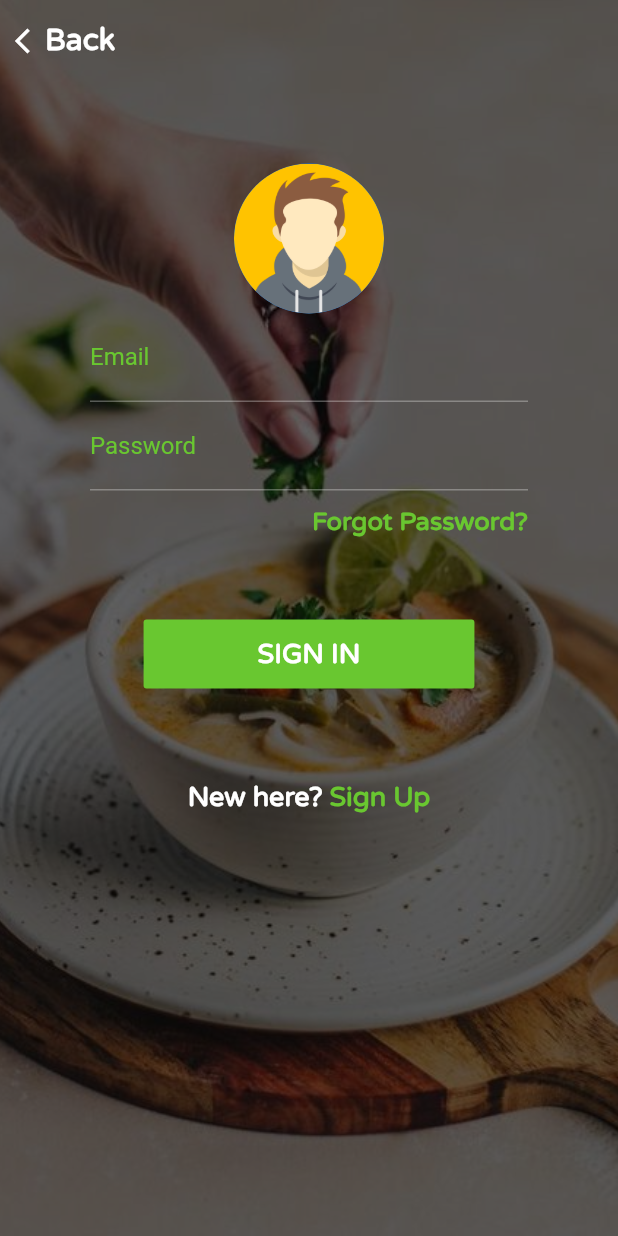
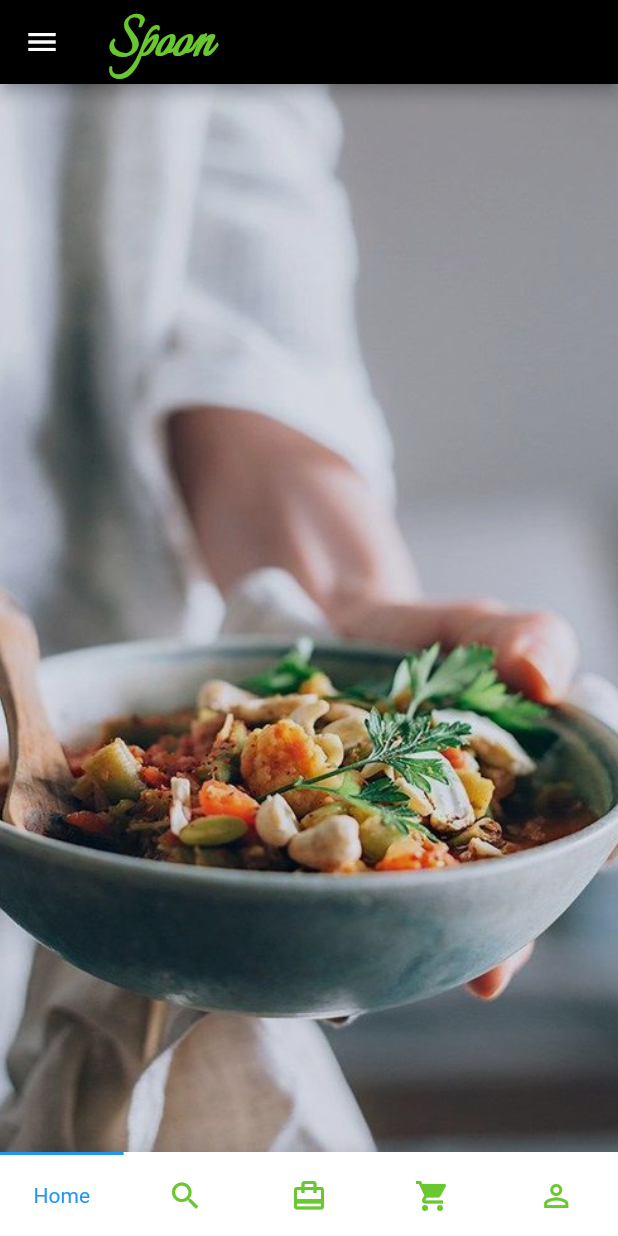
Before and after one commit to nishantmg/project_ui, a Flutter app: the LoginScreen screen opened by its route, after a tap on "SIGN IN", on a phone screen of 412 x 824 dp. Run offline on Flutter 3.47's test engine with Material 2 defaults, Android fonts, the phone set to English and light mode, and no system bars; drawn by our look-alikes of titled_navigation_bar.

Commit message:
drawer added , bottom tabbar added and home screeen added

```diff
--- a/lib/constants.dart
+++ b/lib/constants.dart
@@ -14,8 +14,8 @@ const kLogoTextStyle = TextStyle(
   fontFamily: "Italianno",
 );
 
-const kSloganTextStyle = TextStyle(
-  color: Colors.white,
+const kTextStyle = TextStyle(
+  color: Color(0xFF69c730),
   fontWeight: FontWeight.bold,
   fontSize: 20.0,
   fontFamily: "Varela Round",
--- a/lib/main.dart
+++ b/lib/main.dart
@@ -1,5 +1,6 @@
 import 'package:flutter/material.dart';
 import 'package:food_delivery/ui/pages/login_screen.dart';
+import 'package:food_delivery/ui/pages/main_screen.dart';
 import 'package:food_delivery/ui/pages/signup_screen.dart';
 import 'package:food_delivery/ui/pages/welcome_screen.dart';
 
@@ -14,14 +15,15 @@ class MyApp extends StatelessWidget {
     return MaterialApp(
       title: 'Food Delivery',
       theme: ThemeData(
-        primarySwatch: Colors.blue,
+        primaryColor: Colors.black,
         visualDensity: VisualDensity.adaptivePlatformDensity,
       ),
       initialRoute: WelcomeScreen.id,
       routes: {
         WelcomeScreen.id : (context)=> WelcomeScreen(),
         SignUpScreen.id: (context)=> SignUpScreen(),
-        LoginScreen.id:(context)=> LoginScreen()
+        LoginScreen.id:(context)=> LoginScreen(),
+        MainScreen.id:(context)=>MainScreen()
       },
     );
   }
--- /dev/null
+++ b/lib/ui/pages/home_screen.dart
@@ -0,0 +1,32 @@
+import 'package:flutter/cupertino.dart';
+import 'package:flutter/material.dart';
+
+class HomeScreen extends StatefulWidget {
+  static String id = "home_screen";
+  @override
+  _HomeScreenState createState() => _HomeScreenState();
+}
+
+class _HomeScreenState extends State<HomeScreen> {
+  @override
+  Widget build(BuildContext context) {
+    return Scaffold(
+      body: SafeArea(
+        child: Stack(
+          children: [
+            Container(
+              decoration: BoxDecoration(
+                image: DecorationImage(
+                    colorFilter: new ColorFilter.mode(
+                        Colors.black.withOpacity(0.1), BlendMode.srcATop),
+                  image: AssetImage("assets/images/background2.jpg"),
+                  fit: BoxFit.cover
+                )
+              ),
+            )
+          ],
+        ),
+      ),
+    );
+  }
+}
--- a/lib/ui/pages/login_screen.dart
+++ b/lib/ui/pages/login_screen.dart
@@ -1,5 +1,6 @@
 import 'package:flutter/material.dart';
 import 'package:food_delivery/constants.dart';
+import 'package:food_delivery/ui/pages/main_screen.dart';
 import 'package:food_delivery/ui/pages/signup_screen.dart';
 
 class LoginScreen extends StatefulWidget {
@@ -40,7 +41,7 @@ class _LoginScreenState extends State<LoginScreen> {
                           size: 20.0,
                         ),
                         Text("Back",
-                          style: kSloganTextStyle.copyWith(
+                          style: kTextStyle.copyWith(
                               color: Colors.white
                           ),
                         )
@@ -78,7 +79,7 @@ class _LoginScreenState extends State<LoginScreen> {
                             mainAxisAlignment: MainAxisAlignment.end,
                             children: [
                               Text("Forgot Password?",
-                                style: kSloganTextStyle.copyWith(
+                                style: kTextStyle.copyWith(
                                     fontSize: 17,
                                     color: Color(0xFF69c730)
                                 ),
@@ -98,7 +99,7 @@ class _LoginScreenState extends State<LoginScreen> {
                           ),
                         ),
                         onPressed: () {
-                          // Navigator.pushNamed(context, SignUpScreen.id);
+                          Navigator.pushNamed(context, MainScreen.id);
                         },
                       ),
                       SizedBox(height: 60.0,),
@@ -110,13 +111,13 @@ class _LoginScreenState extends State<LoginScreen> {
                           mainAxisAlignment: MainAxisAlignment.center,
                           children: [
                             Text("New here?",
-                              style: kSloganTextStyle.copyWith(
+                              style: kTextStyle.copyWith(
                                   color: Colors.white,
                                   fontSize: 18.0
                               ),
                             ),
                             Text(" Sign Up",
-                              style: kSloganTextStyle.copyWith(
+                              style: kTextStyle.copyWith(
                                   color: Color(0xFF69c730),
                                   fontSize: 18.0
                               ),
--- /dev/null
+++ b/lib/ui/pages/main_screen.dart
@@ -0,0 +1,141 @@
+import 'package:flutter/material.dart';
+import 'package:food_delivery/constants.dart';
+import 'package:food_delivery/ui/pages/home_screen.dart';
+import 'package:food_delivery/ui/pages/login_screen.dart';
+import 'package:food_delivery/ui/pages/signup_screen.dart';
+import 'package:titled_navigation_bar/titled_navigation_bar.dart';
+
+class MainScreen extends StatefulWidget {
+  static String id ="main_screen";
+  @override
+  _MainScreenState createState() => _MainScreenState();
+}
+
+class _MainScreenState extends State<MainScreen> {
+  int _currentIndex = 0;
+  final List _pageOptions = [
+    HomeScreen(),
+    LoginScreen(),
+    SignUpScreen()
+  ];
+
+  final GlobalKey<ScaffoldState> _scaffoldKey = GlobalKey<ScaffoldState>();
+
+  @override
+  Widget build(BuildContext context) {
+    return Scaffold(
+      key:_scaffoldKey,
+        appBar:AppBar(
+          title: Text("Spoon",
+            style: kLogoTextStyle.copyWith(
+              fontSize: 45,
+              color: Color(0xFF69c730),
+            ),
+          ),
+          leading: IconButton(
+            onPressed: (){
+              _scaffoldKey.currentState.openDrawer();
+            },
+            icon: Icon(Icons.menu,
+              color: Colors.white,
+            ),
+          ),
+        ),
+        drawer: Drawer(
+          child: Stack(
+            children: [
+              Container(
+                decoration: BoxDecoration(
+                    image: DecorationImage(
+                        colorFilter: new ColorFilter.mode(
+                            Colors.black.withOpacity(0.6), BlendMode.srcATop),
+                        image: AssetImage("assets/images/background2.jpg"),
+                        fit: BoxFit.cover
+                    )
+                ),
+              ),
+              Column(
+                children: <Widget>[
+                  UserAccountsDrawerHeader(
+                    decoration: BoxDecoration(
+                      color: Colors.transparent,
+                    ),
+                    accountName: Text("Spoon",
+                      style: kTextStyle.copyWith(
+                        fontSize: 24,
+                      ),
+                    ),
+                    accountEmail: Text("Spoon@gmail.com"),
+                    currentAccountPicture: CircleAvatar(
+                      backgroundImage: AssetImage("assets/images/avatar.png"),
+                    ),
+                  ),
+                  Column(
+                    children: [
+                      ListTile(
+                          leading: Icon(Icons.account_circle,
+                            color: Colors.white,
+                          ),
+                          title: Text('Profile',
+                            style: kTextStyle.copyWith(
+                              color: Colors.white,
+                            ),
+                          ),
+                          onTap: () {
+
+                          }
+                      ),
+                      ListTile(
+                        leading: Icon(Icons.settings,
+                          color: Colors.white,
+                        ),
+                        title: Text('Setting',
+                          style: kTextStyle.copyWith(
+                            color: Colors.white,
+                          ),
+                        ),
+                        onTap: () {
+                        },
+                      ),
+                      ListTile(
+                        leading: Icon(Icons.exit_to_app,
+                          color: Colors.white,
+                        ),
+                        title: Text('Logout',
+                          style: kTextStyle.copyWith(
+                            color: Colors.white,
+                          ),
+                        ),
+                        onTap: () {
+                        },
+                      )
+                    ],
+                  )
+                ],
+              ),
+            ],
+          ),
+
+        ),
+        body: _pageOptions[_currentIndex],
+        bottomNavigationBar: TitledBottomNavigationBar(
+            activeColor: Colors.blue,
+            inactiveColor: Color(0xFF69c730),
+            reverse: true,
+            currentIndex: 0, // Use this to update the Bar giving a position
+            onTap: (index){
+              setState(() {
+                _currentIndex = index;
+              });
+            },
+            items: [
+              TitledNavigationBarItem(title: Text('Home'), icon: Icons.home),
+              TitledNavigationBarItem(title: Text('Search'), icon: Icons.search),
+              TitledNavigationBarItem(title: Text('Bag'), icon: Icons.card_travel),
+              TitledNavigationBarItem(title: Text('Orders'), icon: Icons.shopping_cart),
+              TitledNavigationBarItem(title: Text('Profile'), icon: Icons.person_outline),
+            ]
+        )
+    );
+  }
+}
--- a/lib/ui/pages/signup_screen.dart
+++ b/lib/ui/pages/signup_screen.dart
@@ -43,7 +43,7 @@ class _SignUpScreenState extends State<SignUpScreen> {
                             size: 20.0,
                           ),
                           Text("Back",
-                            style: kSloganTextStyle.copyWith(
+                            style: kTextStyle.copyWith(
                                 color: Colors.white
                             ),
                           )
@@ -125,13 +125,13 @@ class _SignUpScreenState extends State<SignUpScreen> {
                             mainAxisAlignment: MainAxisAlignment.center,
                             children: [
                               Text("I have",
-                                style: kSloganTextStyle.copyWith(
+                                style: kTextStyle.copyWith(
                                     color: Colors.white,
                                     fontSize: 18.0
                                 ),
                               ),
                               Text(" an account",
-                                style: kSloganTextStyle.copyWith(
+                                style: kTextStyle.copyWith(
                                     color: Color(0xFF69c730),
                                     fontSize: 18.0
                                 ),
--- a/lib/ui/pages/welcome_screen.dart
+++ b/lib/ui/pages/welcome_screen.dart
@@ -29,7 +29,7 @@ class _WelcomeScreenState extends State<WelcomeScreen> {
             Text(
               "You don't need a silver fork to have a good food",
               textAlign: TextAlign.center,
-              style: kSloganTextStyle,
+              style: kTextStyle,
             ),
             Row(
               mainAxisAlignment: MainAxisAlignment.center,
--- a/pubspec.yaml
+++ b/pubspec.yaml
@@ -26,6 +26,8 @@ dependencies:
 
 
   cupertino_icons: ^0.1.3
+  titled_navigation_bar: ^4.1.0
+
 
 dev_dependencies:
   flutter_test:
```
Also changed, not shown: pubspec.lock.
